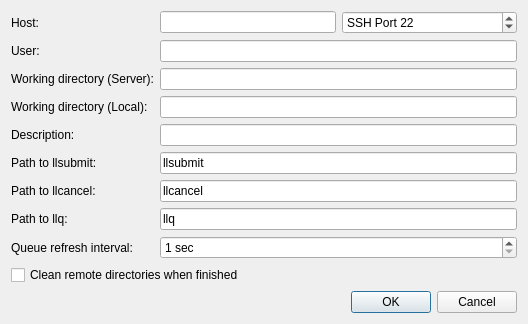
Above: src/globalsearch/queueinterfaces/loadlevelerdialog.ui from hajinazar/tmpgitio before the change. Below: the same form after it.
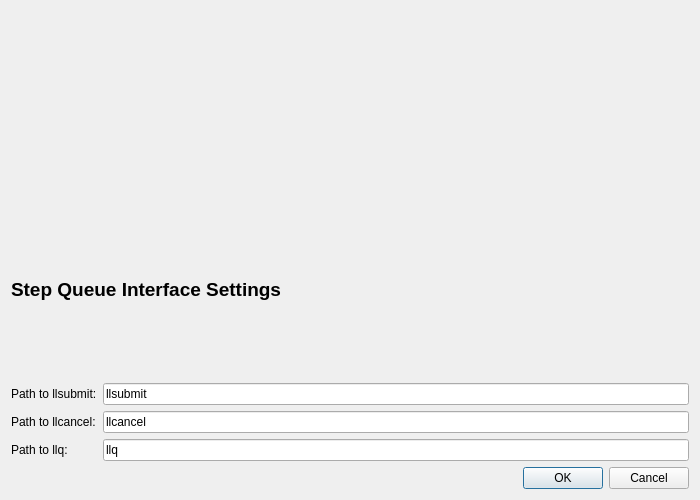
That is the form after the change. Custom widgets are drawn as their Qt base class.

```diff
--- a/src/globalsearch/queueinterfaces/loadlevelerdialog.ui
+++ b/src/globalsearch/queueinterfaces/loadlevelerdialog.ui
@@ -6,8 +6,8 @@
    <rect>
     <x>0</x>
     <y>0</y>
-    <width>528</width>
-    <height>296</height>
+    <width>700</width>
+    <height>500</height>
    </rect>
   </property>
   <property name="sizePolicy">
@@ -20,111 +20,6 @@
    <string>LoadLeveler Queue Configuration</string>
   </property>
   <layout class="QGridLayout" name="gridLayout">
-   <item row="0" column="0">
-    <widget class="QLabel" name="label_18">
-     <property name="sizePolicy">
-      <sizepolicy hsizetype="Maximum" vsizetype="Preferred">
-       <horstretch>0</horstretch>
-       <verstretch>0</verstretch>
-      </sizepolicy>
-     </property>
-     <property name="text">
-      <string>Host:</string>
-     </property>
-     <property name="buddy">
-      <cstring>edit_host</cstring>
-     </property>
-    </widget>
-   </item>
-   <item row="0" column="2">
-    <widget class="QLineEdit" name="edit_host">
-     <property name="toolTip">
-      <string>Address of host. Can use IP or host name.</string>
-     </property>
-    </widget>
-   </item>
-   <item row="0" column="3">
-    <widget class="QSpinBox" name="spin_port">
-     <property name="prefix">
-      <string>SSH Port </string>
-     </property>
-     <property name="maximum">
-      <number>99999</number>
-     </property>
-     <property name="value">
-      <number>22</number>
-     </property>
-    </widget>
-   </item>
-   <item row="1" column="0">
-    <widget class="QLabel" name="label_19">
-     <property name="sizePolicy">
-      <sizepolicy hsizetype="Maximum" vsizetype="Preferred">
-       <horstretch>0</horstretch>
-       <verstretch>0</verstretch>
-      </sizepolicy>
-     </property>
-     <property name="text">
-      <string>User:</string>
-     </property>
-     <property name="buddy">
-      <cstring>edit_username</cstring>
-     </property>
-    </widget>
-   </item>
-   <item row="1" column="2" colspan="2">
-    <widget class="QLineEdit" name="edit_username">
-     <property name="toolTip">
-      <string>Username on above host.</string>
-     </property>
-    </widget>
-   </item>
-   <item row="2" column="0" colspan="2">
-    <widget class="QLabel" name="label_20">
-     <property name="sizePolicy">
-      <sizepolicy hsizetype="Maximum" vsizetype="Preferred">
-       <horstretch>0</horstretch>
-       <verstretch>0</verstretch>
-      </sizepolicy>
-     </property>
-     <property name="text">
-      <string>Working directory (Server):</string>
-     </property>
-     <property name="buddy">
-      <cstring>edit_rempath</cstring>
-     </property>
-    </widget>
-   </item>
-   <item row="2" column="2" colspan="2">
-    <widget class="QLineEdit" name="edit_rempath">
-     <property name="toolTip">
-      <string>Path on remote host to use during optimizations. Do not use wildcard characters or BASH-specific characters (e.g. '~' in place of /home/user).</string>
-     </property>
-    </widget>
-   </item>
-   <item row="3" column="0">
-    <widget class="QLabel" name="label_21">
-     <property name="sizePolicy">
-      <sizepolicy hsizetype="Maximum" vsizetype="Preferred">
-       <horstretch>0</horstretch>
-       <verstretch>0</verstretch>
-      </sizepolicy>
-     </property>
-     <property name="text">
-      <string>Working directory (Local):</string>
-     </property>
-     <property name="buddy">
-      <cstring>edit_locpath</cstring>
-     </property>
-    </widget>
-   </item>
-   <item row="3" column="2" colspan="2">
-    <widget class="QLineEdit" name="edit_locpath">
-     <property name="toolTip">
-      <string>Local path to store files</string>
-     </property>
-    </widget>
-   </item>
    <item row="5" column="0">
     <widget class="QLabel" name="label_launch">
      <property name="sizePolicy">
@@ -144,7 +39,7 @@
      </property>
     </widget>
    </item>
-   <item row="5" column="2" colspan="2">
+   <item row="5" column="1" colspan="2">
     <widget class="QLineEdit" name="edit_llsubmit">
      <property name="toolTip">
       <string>Command used to submit jobs to the PBS queue. Usually qsub.</string>
@@ -173,6 +68,16 @@
      </property>
     </widget>
    </item>
+   <item row="7" column="1" colspan="2">
+    <widget class="QLineEdit" name="edit_llq">
+     <property name="toolTip">
+      <string>Command used to check the PBS queue. Use qstat.</string>
+     </property>
+     <property name="text">
+      <string>llq</string>
+     </property>
+    </widget>
+   </item>
    <item row="7" column="0">
     <widget class="QLabel" name="label_check">
      <property name="sizePolicy">
@@ -192,7 +97,7 @@
      </property>
     </widget>
    </item>
-   <item row="6" column="2" colspan="2">
+   <item row="6" column="1" colspan="2">
     <widget class="QLineEdit" name="edit_llcancel">
      <property name="toolTip">
       <string>Command used to delete jobs from the queue. Usually qdel.</string>
@@ -202,34 +107,7 @@
      </property>
     </widget>
    </item>
-   <item row="7" column="2" colspan="2">
-    <widget class="QLineEdit" name="edit_llq">
-     <property name="toolTip">
-      <string>Command used to check the PBS queue. Use qstat.</string>
-     </property>
-     <property name="text">
-      <string>llq</string>
-     </property>
-    </widget>
-   </item>
-   <item row="4" column="0">
-    <widget class="QLabel" name="label">
-     <property name="text">
-      <string>Description:</string>
-     </property>
-     <property name="buddy">
-      <cstring>edit_description</cstring>
-     </property>
-    </widget>
-   </item>
-   <item row="4" column="2" colspan="2">
-    <widget class="QLineEdit" name="edit_description">
-     <property name="toolTip">
-      <string>Short description of optimization (used as %description% template keyword in input templates).</string>
-     </property>
-    </widget>
-   </item>
-   <item row="12" column="3">
+   <item row="12" column="2">
     <widget class="QDialogButtonBox" name="buttonBox">
      <property name="orientation">
       <enum>Qt::Horizontal</enum>
@@ -239,51 +117,42 @@
      </property>
     </widget>
    </item>
-   <item row="10" column="3">
-    <spacer name="verticalSpacer">
+   <item row="4" column="0" colspan="3">
+    <widget class="QLabel" name="label_4">
+     <property name="text">
+      <string>&lt;html&gt;&lt;head/&gt;&lt;body&gt;&lt;p&gt;&lt;span style=&quot; font-size:14pt; font-weight:600;&quot;&gt;Step Queue Interface Settings&lt;/span&gt;&lt;/p&gt;&lt;/body&gt;&lt;/html&gt;</string>
+     </property>
+    </widget>
+   </item>
+   <item row="3" column="0">
+    <spacer name="verticalSpacer_2">
      <property name="orientation">
       <enum>Qt::Vertical</enum>
      </property>
+     <property name="sizeType">
+      <enum>QSizePolicy::Minimum</enum>
+     </property>
      <property name="sizeHint" stdset="0">
       <size>
-       <width>20</width>
-       <height>40</height>
+       <width>10</width>
+       <height>10</height>
       </size>
      </property>
     </spacer>
    </item>
-   <item row="8" column="0">
-    <widget class="QLabel" name="label_2">
-     <property name="text">
-      <string>Queue refresh interval:</string>
-     </property>
-     <property name="buddy">
-      <cstring>spin_interval</cstring>
-     </property>
-    </widget>
-   </item>
-   <item row="8" column="2" colspan="2">
-    <widget class="QSpinBox" name="spin_interval">
-     <property name="suffix">
-      <string> sec</string>
-     </property>
-     <property name="minimum">
-      <number>1</number>
-     </property>
-     <property name="maximum">
-      <number>99999</number>
-     </property>
-    </widget>
-   </item>
-   <item row="9" column="0" colspan="4">
-    <widget class="QCheckBox" name="cb_cleanRemoteOnStop">
-     <property name="text">
-      <string>Clean remote directories when finished</string>
-     </property>
-    </widget>
+   <item row="0" column="0" colspan="3">
+    <widget class="GlobalSearch::GlobalQueueInterfaceSettingsWidget" name="widget_globalQueueInterfaceSettings" native="true"/>
    </item>
   </layout>
  </widget>
+ <customwidgets>
+  <customwidget>
+   <class>GlobalSearch::GlobalQueueInterfaceSettingsWidget</class>
+   <extends>QWidget</extends>
+   <header>globalsearch/queueinterfaces/globalqueueinterfacesettingswidget.h</header>
+   <container>1</container>
+  </customwidget>
+ </customwidgets>
  <tabstops>
   <tabstop>edit_host</tabstop>
   <tabstop>spin_port</tabstop>
```
Left out of the diff: 7 changed lines with no effect on the pictures.
